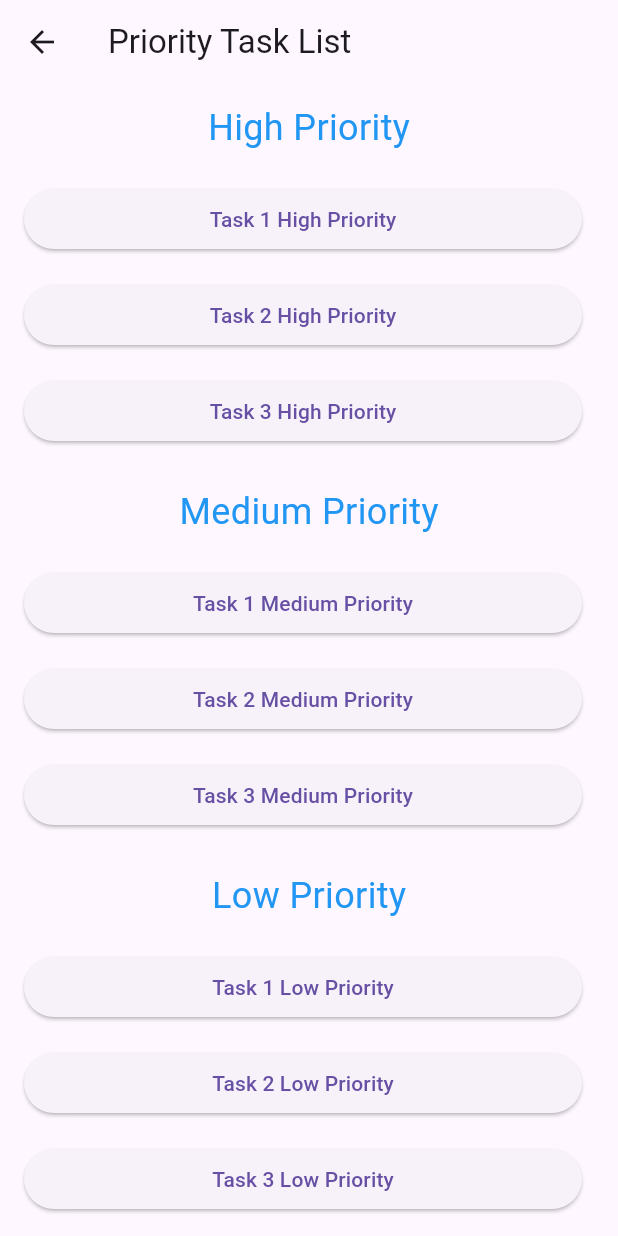
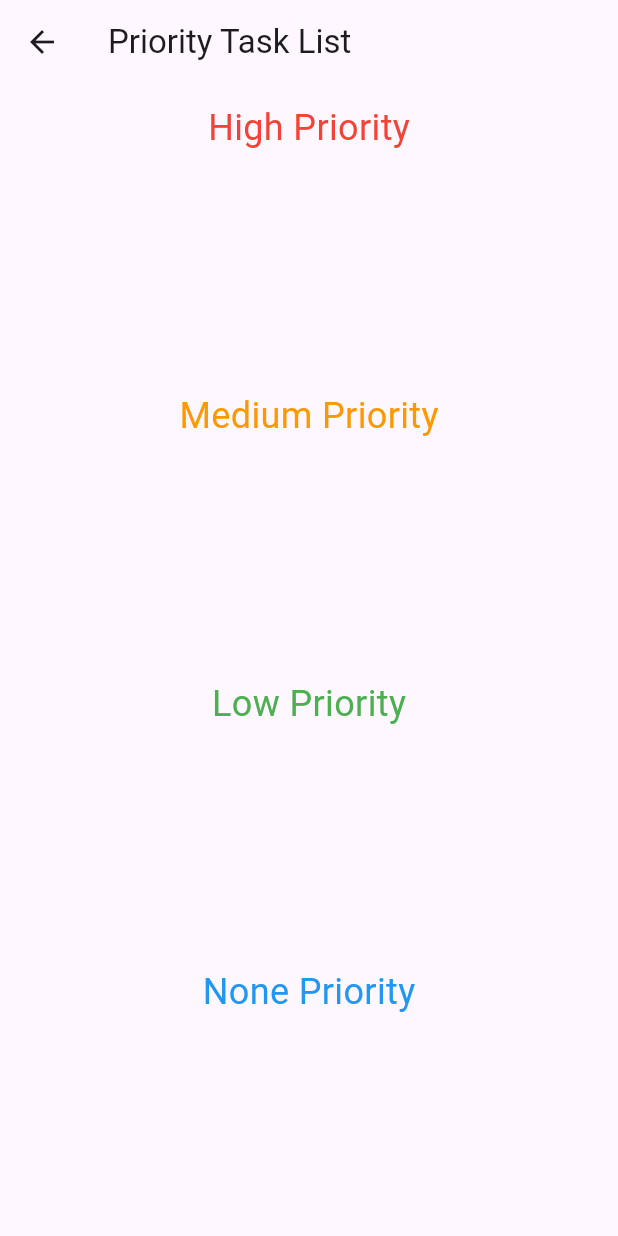
Before and after one commit to Joaszek/ToDo-App, a Flutter app: the PriorityViewPage screen opened directly with empty values, on a phone screen of 412 x 824 dp. Run offline on Flutter 3.47's test engine with Material 3 defaults, Android fonts, the phone set to English and light mode, and no system bars; our stand-ins replace file_picker, speech_to_text, syncfusion_flutter_calendar, table_calendar.

Commit message:
TODO-46 finished creating priority view and duedate view

```diff
--- a/lib/errand_list_screen.dart
+++ b/lib/errand_list_screen.dart
@@ -113,7 +113,7 @@ class _ErrandListScreenState extends State<ErrandListScreen> {
               child: TextField(
                 controller: taskDescriptionController,
                 decoration: InputDecoration(
-                  labelText: 'Task Description',
+                  labelText: widget.task.description,
                   fillColor: Colors.blue.shade500,
                   filled: true,
                 ),
--- a/lib/main_view.dart
+++ b/lib/main_view.dart
@@ -30,7 +30,7 @@ class _MainViewState extends State<MainViewPage> {
         children: [
           CalendarViewPage(project: widget.project), // widget. is to get the member from MainViewPage class
           PriorityViewPage(project: widget.project),
-          DueDatePriorityViewPage()
+          DueDatePriorityViewPage(project: widget.project)
         ],
       ),
       bottomNavigationBar: BottomNavigationBar(
--- a/lib/models.dart
+++ b/lib/models.dart
@@ -29,8 +29,9 @@ class Task {
   Deadline? deadline; // use ? so that it can be a null value
   final Priority priority;
   final Color color;
+  String? description;
 
-  Task(this.name, this.errands, this.file, this.link, {this.deadline, Priority priority = Priority.low})
+  Task(this.name, this.errands, this.file, this.link, {this.deadline, Priority priority = Priority.low, this.description})
       : priority = priority,
         color = _getColorForPriority(priority);
 
--- a/lib/priority_view.dart
+++ b/lib/priority_view.dart
@@ -3,7 +3,9 @@ import 'package:todo_app/models.dart';
 
 
 class PriorityViewPage extends StatelessWidget {
-  const PriorityViewPage({super.key, required Project project});
+  final Project project;
+
+  const PriorityViewPage({Key? key, required this.project}) : super(key: key);
 
   @override
   Widget build(BuildContext context) {
@@ -13,40 +15,72 @@ class PriorityViewPage extends StatelessWidget {
         children: [
           Expanded(
             child: prioritySection(
-                'High Priority', 5),
+              'High Priority',
+              project.tasks.where((task) => task.priority == Priority.high).toList(),
+              Colors.red,
+            ),
           ),
           Expanded(
             child: prioritySection(
-                'Medium Priority', 5), // Liczba przycisków dla tej sekcji
+              'Medium Priority',
+              project.tasks.where((task) => task.priority == Priority.medium).toList(),
+              Colors.orange,
+            ),
           ),
           Expanded(
             child: prioritySection(
-                'Low Priority', 8), // Liczba przycisków dla tej sekcji
+              'Low Priority',
+              project.tasks.where((task) => task.priority == Priority.low).toList(),
+              Colors.green,
+            ),
+          ),
+          Expanded(
+            child: prioritySection(
+              'None Priority',
+              project.tasks.where((task) => task.priority == Priority.none).toList(),
+              Colors.blue,
+            ),
           ),
         ],
       ),
     );
   }
 
-  Widget prioritySection(String title, int count) {
+  Widget prioritySection(String title, List<Task> tasks, Color titleColor) {
     return Column(
       children: [
         Padding(
           padding: const EdgeInsets.all(12.0),
-          child: Text(title,
-              style: const TextStyle(
-                color: Colors.blue,
-                fontSize: 24,
-              )),
+          child: Text(
+            title,
+            style: TextStyle(
+              color: titleColor,
+              fontSize: 24,
+            ),
+          ),
         ),
         Expanded(
           child: ListView.builder(
-            itemCount: count,
+            itemCount: tasks.length,
             itemBuilder: (context, index) {
+              Task task = tasks[index];
               return ListTile(
-                title: ElevatedButton(
-                  onPressed: () {/* Do something */},
-                  child: Text('Task ${index + 1} $title'),
+                title: Column(
+                  mainAxisAlignment: MainAxisAlignment.center,
+                  children: [
+                    Text(
+                      task.name,
+                      style: TextStyle(
+                        fontWeight: FontWeight.bold,
+                        fontSize: 18,
+                      ),
+                      textAlign: TextAlign.center,
+                    ),
+                    Text(
+                      task.description ?? "", // Assuming description is a String
+                      textAlign: TextAlign.center,
+                    ),
+                  ],
                 ),
               );
             },
@@ -56,8 +90,5 @@ class PriorityViewPage extends StatelessWidget {
     );
   }
 
-  //List<Task> createList(Project project, Priority priority) {
-  //  List<Task> finalTasks = project.tasks.forEach((element) {element.priority == priority});
-  //  return final
-  //}
+
 }
--- a/lib/task_list_screen.dart
+++ b/lib/task_list_screen.dart
@@ -26,6 +26,7 @@ class TaskListScreen extends StatefulWidget {
 
 class _TaskListScreenState extends State<TaskListScreen> {
   final TextEditingController taskNameController = TextEditingController();
+  final TextEditingController taskDescController = TextEditingController(text:"");
   final TextEditingController _dateController = TextEditingController();
   final TextEditingController _timeController = TextEditingController();
   TextEditingController _freeMonthController = TextEditingController(text:"0");
@@ -235,7 +236,12 @@ class _TaskListScreenState extends State<TaskListScreen> {
                                                 decoration:
                                                 const InputDecoration(labelText: 'Task Name'),
                                               ),
-                                              const SizedBox(height: 100),
+                                              TextField(
+                                                controller: taskDescController,
+                                                decoration:
+                                                const InputDecoration(labelText: 'Task Description'),
+                                              ),
+                                              const SizedBox(height: 50),
                                               const Text('Deadline'),
                                               Row(
                                                 mainAxisAlignment: MainAxisAlignment.start,
@@ -414,12 +420,13 @@ class _TaskListScreenState extends State<TaskListScreen> {
                                         child: const Text('Create'),
                                         onPressed: () {
                                           String taskName = taskNameController.text;
+                                          String taskDesc = taskDescController.text;
                                           if (taskName.isNotEmpty) {
                                             print("Task name is $taskName");
                                             if(isCheckboxChecked) {
                                               if (_freeDayController.text == "0" && _freeMonthController.text == "0") {
                                                 widget.addTaskCallback(widget.project.name,
-                                                    Task(taskName, [], null, null, deadline: null, priority: Priority.none));
+                                                    Task(taskName, [], null, null, deadline: null, priority: Priority.none, description: taskDesc));
                                               }
                                               else {
                                                 int nMonth = int.parse(_freeMonthController.text);
@@ -431,19 +438,21 @@ class _TaskListScreenState extends State<TaskListScreen> {
                                                 widget.addTaskCallback(widget.project.name,
                                                     Task(taskName, [], null, null,
                                                         deadline: Deadline(date: freeDeadlineDate, time: timeNow),
-                                                        priority: selectedPriority));
+                                                        priority: selectedPriority,
+                                                        description: taskDesc));
                                               }
                                             }
                                             else {
                                               if (_dateController.text == "") {
                                                 widget.addTaskCallback(widget.project.name,
-                                                    Task(taskName, [], null, null, deadline: null, priority: Priority.none));
+                                                    Task(taskName, [], null, null, deadline: null, priority: Priority.none, description: taskDesc));
                                               }
                                               else {
                                                 widget.addTaskCallback(widget.project.name,
                                                     Task(taskName, [], null, null,
                                                         deadline: Deadline(date: selectedDate, time: selectedTime),
-                                                        priority: selectedPriority));
+                                                        priority: selectedPriority,
+                                                        description: taskDesc));
                                               }
                                             }
                                             // Update the UI callback directly here
```
Also changed, not shown: lib/due_date_priority_view.dart (+53 -14 lines), lib/project_list_screen.dart (+18 -7 lines).
